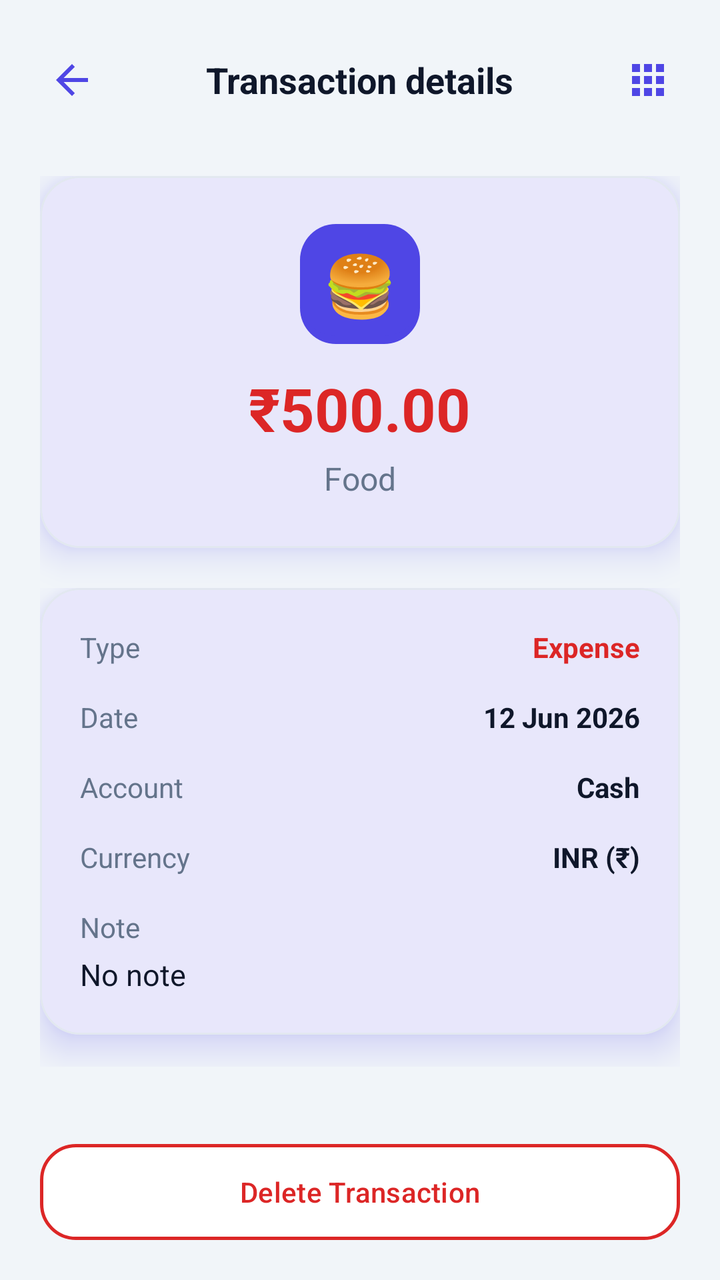
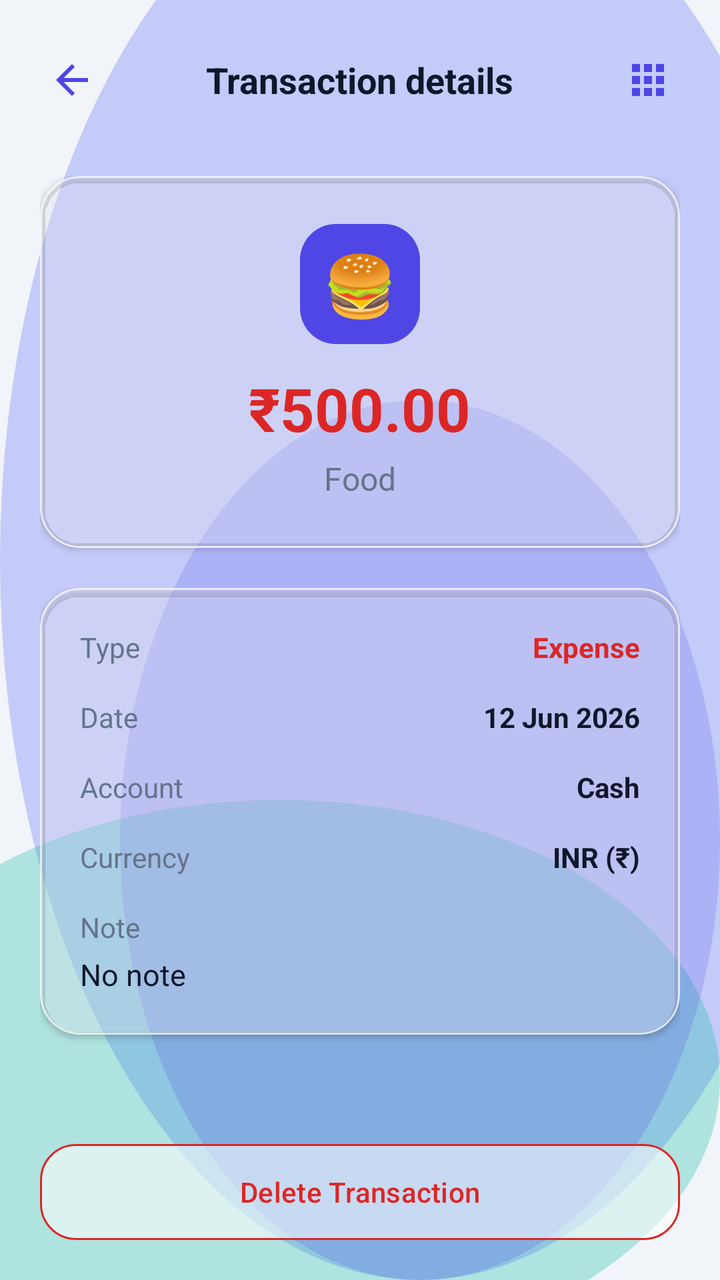

Compare the two renders of this Android layout. The source of the first and the diff that turns it into the second are given below.
<!-- AndroidManifest.xml: application theme Theme.MoneyLens -->
<!-- res/layout/activity_transaction_detail.xml -->
<?xml version="1.0" encoding="utf-8"?>
<androidx.constraintlayout.widget.ConstraintLayout xmlns:android="http://schemas.android.com/apk/res/android"
    xmlns:app="http://schemas.android.com/apk/res-auto"
    xmlns:tools="http://schemas.android.com/tools"
    android:layout_width="match_parent"
    android:layout_height="match_parent"
    android:background="@color/colorBackground">

    
    <RelativeLayout
        android:id="@+id/layoutAppBar"
        android:layout_width="match_parent"
        android:layout_height="56dp"
        android:layout_marginTop="12dp"
        android:paddingHorizontal="16dp"
        app:layout_constraintTop_toTopOf="parent">

        <ImageView
            android:id="@+id/btnBack"
            android:layout_width="40dp"
            android:layout_height="40dp"
            android:layout_centerVertical="true"
            android:padding="8dp"
            android:src="@drawable/ic_back"
            android:background="?attr/selectableItemBackgroundBorderless" />

        <TextView
            android:id="@+id/txtTitle"
            android:layout_width="wrap_content"
            android:layout_height="wrap_content"
            android:layout_centerInParent="true"
            android:text="@string/transaction_details"
            android:textColor="@color/colorTextPrimary"
            android:textSize="18sp"
            android:textStyle="bold" />

        <ImageView
            android:id="@+id/btnEditToggle"
            android:layout_width="40dp"
            android:layout_height="40dp"
            android:layout_alignParentEnd="true"
            android:layout_centerVertical="true"
            android:padding="8dp"
            android:src="@drawable/ic_more"
            android:background="?attr/selectableItemBackgroundBorderless" />
    </RelativeLayout>

    <androidx.core.widget.NestedScrollView
        android:layout_width="match_parent"
        android:layout_height="0dp"
        android:fillViewport="true"
        app:layout_constraintBottom_toTopOf="@+id/btnDelete"
        app:layout_constraintTop_toBottomOf="@+id/layoutAppBar">

        <LinearLayout
            android:layout_width="match_parent"
            android:layout_height="wrap_content"
            android:orientation="vertical"
            android:padding="20dp">

            
            <com.google.android.material.card.MaterialCardView
                style="@style/ClayCard"
                android:layout_width="match_parent"
                android:layout_height="wrap_content"
                android:layout_marginBottom="20dp">

                <LinearLayout
                    android:layout_width="match_parent"
                    android:layout_height="wrap_content"
                    android:gravity="center"
                    android:orientation="vertical"
                    android:padding="24dp">

                    <FrameLayout
                        android:id="@+id/layoutHeroIconFrame"
                        android:layout_width="60dp"
                        android:layout_height="60dp"
                        android:background="@drawable/bg_clay_button"
                        android:backgroundTint="@color/colorPrimary"
                        android:layout_marginBottom="12dp">

                        <TextView
                            android:id="@+id/txtHeroEmoji"
                            android:layout_width="wrap_content"
                            android:layout_height="wrap_content"
                            android:layout_gravity="center"
                            android:text="🍔"
                            android:textSize="30sp" />
                    </FrameLayout>

                    <TextView
                        android:id="@+id/txtHeroAmount"
                        android:layout_width="wrap_content"
                        android:layout_height="wrap_content"
                        android:text="₹500.00"
                        android:textColor="@color/colorDanger"
                        android:textSize="30sp"
                        android:textStyle="bold" />

                    <TextView
                        android:id="@+id/txtHeroCategory"
                        android:layout_width="wrap_content"
                        android:layout_height="wrap_content"
                        android:layout_marginTop="4dp"
                        android:text="Food"
                        android:textColor="@color/colorTextSecondary"
                        android:textSize="16sp" />
                </LinearLayout>
            </com.google.android.material.card.MaterialCardView>

            
            <LinearLayout
                android:id="@+id/layoutReadMode"
                android:layout_width="match_parent"
                android:layout_height="wrap_content"
                android:orientation="vertical">

                <com.google.android.material.card.MaterialCardView
                    style="@style/ClayCard"
                    android:layout_width="match_parent"
                    android:layout_height="wrap_content"
                    android:layout_marginBottom="16dp">

                    <LinearLayout
                        android:layout_width="match_parent"
                        android:layout_height="wrap_content"
                        android:orientation="vertical"
                        android:padding="20dp">

                        
                        <RelativeLayout
                            android:layout_width="match_parent"
                            android:layout_height="wrap_content"
                            android:layout_marginBottom="16dp">
                            <TextView
                                android:layout_width="wrap_content"
                                android:layout_height="wrap_content"
                                android:text="Type"
                                android:textColor="@color/colorTextSecondary" />
                            <TextView
                                android:id="@+id/txtDetailType"
                                android:layout_width="wrap_content"
                                android:layout_height="wrap_content"
                                android:layout_alignParentEnd="true"
                                android:text="Expense"
                                android:textColor="@color/colorDanger"
                                android:textStyle="bold" />
                        </RelativeLayout>

                        
                        <RelativeLayout
                            android:layout_width="match_parent"
                            android:layout_height="wrap_content"
                            android:layout_marginBottom="16dp">
                            <TextView
                                android:layout_width="wrap_content"
                                android:layout_height="wrap_content"
                                android:text="Date"
                                android:textColor="@color/colorTextSecondary" />
                            <TextView
                                android:id="@+id/txtDetailDate"
                                android:layout_width="wrap_content"
                                android:layout_height="wrap_content"
                                android:layout_alignParentEnd="true"
                                android:text="12 Jun 2026"
                                android:textColor="@color/colorTextPrimary"
                                android:textStyle="bold" />
                        </RelativeLayout>

                        
                        <RelativeLayout
                            android:layout_width="match_parent"
                            android:layout_height="wrap_content"
                            android:layout_marginBottom="16dp">
                            <TextView
                                android:layout_width="wrap_content"
                                android:layout_height="wrap_content"
                                android:text="Account"
                                android:textColor="@color/colorTextSecondary" />
                            <TextView
                                android:id="@+id/txtDetailAccount"
                                android:layout_width="wrap_content"
                                android:layout_height="wrap_content"
                                android:layout_alignParentEnd="true"
                                android:text="Cash"
                                android:textColor="@color/colorTextPrimary"
                                android:textStyle="bold" />
                        </RelativeLayout>

                        
                        <RelativeLayout
                            android:layout_width="match_parent"
                            android:layout_height="wrap_content"
                            android:layout_marginBottom="16dp">
                            <TextView
                                android:layout_width="wrap_content"
                                android:layout_height="wrap_content"
                                android:text="Currency"
                                android:textColor="@color/colorTextSecondary" />
                            <TextView
                                android:id="@+id/txtDetailCurrency"
                                android:layout_width="wrap_content"
                                android:layout_height="wrap_content"
                                android:layout_alignParentEnd="true"
                                android:text="INR (₹)"
                                android:textColor="@color/colorTextPrimary"
                                android:textStyle="bold" />
                        </RelativeLayout>

                        
                        <LinearLayout
                            android:id="@+id/layoutDiscountDetail"
                            android:layout_width="match_parent"
                            android:layout_height="wrap_content"
                            android:orientation="vertical"
                            android:visibility="gone">

                            <RelativeLayout
                                android:layout_width="match_parent"
                                android:layout_height="wrap_content"
                                android:layout_marginBottom="16dp">
                                <TextView
                                    android:layout_width="wrap_content"
                                    android:layout_height="wrap_content"
                                    android:text="@string/discount_detail_original"
                                    android:textColor="@color/colorTextSecondary" />
                                <TextView
                                    android:id="@+id/txtDetailOriginalAmount"
                                    android:layout_width="wrap_content"
                                    android:layout_height="wrap_content"
                                    android:layout_alignParentEnd="true"
                                    android:textColor="@color/colorTextSecondary"
                                    android:textStyle="bold" />
                            </RelativeLayout>

                            <RelativeLayout
                                android:layout_width="match_parent"
                                android:layout_height="wrap_content"
                                android:layout_marginBottom="16dp">
                                <TextView
                                    android:layout_width="wrap_content"
                                    android:layout_height="wrap_content"
                                    android:text="@string/discount_detail_saved"
                                    android:textColor="@color/colorTextSecondary" />
                                <TextView
                                    android:id="@+id/txtDetailDiscountAmount"
                                    android:layout_width="wrap_content"
                                    android:layout_height="wrap_content"
                                    android:layout_alignParentEnd="true"
                                    android:textColor="@color/colorSuccess"
                                    android:textStyle="bold" />
                            </RelativeLayout>
                        </LinearLayout>

                        
                        <LinearLayout
                            android:layout_width="match_parent"
                            android:layout_height="wrap_content"
                            android:orientation="vertical">
                            <TextView
                                android:layout_width="wrap_content"
                                android:layout_height="wrap_content"
                                android:text="Note"
                                android:textColor="@color/colorTextSecondary"
                                android:layout_marginBottom="4dp" />
                            <TextView
                                android:id="@+id/txtDetailNote"
                                android:layout_width="match_parent"
                                android:layout_height="wrap_content"
                                android:text="No note"
                                android:textColor="@color/colorTextPrimary"
                                android:textSize="15sp"
                                android:lineSpacingExtra="2dp" />
                        </LinearLayout>

                    </LinearLayout>
                </com.google.android.material.card.MaterialCardView>

            </LinearLayout>

            
            <LinearLayout
                android:id="@+id/layoutEditMode"
                android:layout_width="match_parent"
                android:layout_height="wrap_content"
                android:orientation="vertical"
                android:visibility="gone"
                tools:visibility="visible">

                
                <com.google.android.material.textfield.TextInputLayout
                    android:id="@+id/tilEditAmount"
                    style="@style/ClayInput"
                    android:layout_width="match_parent"
                    android:layout_height="wrap_content"
                    android:layout_marginBottom="16dp"
                    android:hint="Amount">
                    <com.google.android.material.textfield.TextInputEditText
                        android:id="@+id/etEditAmount"
                        android:layout_width="match_parent"
                        android:layout_height="wrap_content"
                        android:inputType="numberDecimal"
                        android:textColor="@color/colorTextPrimary" />
                </com.google.android.material.textfield.TextInputLayout>

                
                <TextView
                    android:layout_width="wrap_content"
                    android:layout_height="wrap_content"
                    android:layout_marginBottom="8dp"
                    android:text="Change Category"
                    android:textColor="@color/colorTextPrimary"
                    android:textStyle="bold" />

                <androidx.recyclerview.widget.RecyclerView
                    android:id="@+id/rvEditCategoryGrid"
                    android:layout_width="match_parent"
                    android:layout_height="wrap_content"
                    android:layout_marginBottom="16dp"
                    android:nestedScrollingEnabled="false"
                    app:layoutManager="androidx.recyclerview.widget.GridLayoutManager"
                    app:spanCount="4" />

                
                <com.google.android.material.textfield.TextInputLayout
                    android:id="@+id/tilEditNote"
                    style="@style/ClayInput"
                    android:layout_width="match_parent"
                    android:layout_height="wrap_content"
                    android:layout_marginBottom="16dp"
                    android:hint="@string/add_note">
                    <com.google.android.material.textfield.TextInputEditText
                        android:id="@+id/etEditNote"
                        android:layout_width="match_parent"
                        android:layout_height="wrap_content"
                        android:inputType="textShortMessage|textCapSentences"
                        android:textColor="@color/colorTextPrimary" />
                </com.google.android.material.textfield.TextInputLayout>

                
                <com.google.android.material.card.MaterialCardView
                    android:id="@+id/cardEditDatePicker"
                    style="@style/ClayCard"
                    android:layout_width="match_parent"
                    android:layout_height="wrap_content"
                    android:layout_marginBottom="16dp"
                    android:clickable="true"
                    android:focusable="true">
                    <RelativeLayout
                        android:layout_width="match_parent"
                        android:layout_height="wrap_content"
                        android:padding="16dp">
                        <ImageView
                            android:id="@+id/imgEditCalendarIcon"
                            android:layout_width="24dp"
                            android:layout_height="24dp"
                            android:src="@drawable/ic_calendar"
                            android:layout_centerVertical="true" />
                        <TextView
                            android:id="@+id/txtEditDate"
                            android:layout_width="wrap_content"
                            android:layout_height="wrap_content"
                            android:text="Select Date"
                            android:textColor="@color/colorTextPrimary"
                            android:textStyle="bold"
                            android:layout_toEndOf="@+id/imgEditCalendarIcon"
                            android:layout_marginStart="16dp"
                            android:layout_centerVertical="true"/>
                    </RelativeLayout>
                </com.google.android.material.card.MaterialCardView>

                
                <com.google.android.material.card.MaterialCardView
                    android:id="@+id/cardEditAccountSelector"
                    style="@style/ClayCard"
                    android:layout_width="match_parent"
                    android:layout_height="wrap_content"
                    android:layout_marginBottom="24dp"
                    android:clickable="true"
                    android:focusable="true">
                    <RelativeLayout
                        android:layout_width="match_parent"
                        android:layout_height="wrap_content"
                        android:padding="16dp">
                        <ImageView
                            android:id="@+id/imgEditWalletIcon"
                            android:layout_width="24dp"
                            android:layout_height="24dp"
                            android:src="@drawable/ic_wallet"
                            android:layout_centerVertical="true" />
                        <TextView
                            android:id="@+id/txtEditAccount"
                            android:layout_width="wrap_content"
                            android:layout_height="wrap_content"
                            android:text="Cash"
                            android:textColor="@color/colorTextPrimary"
                            android:textStyle="bold"
                            android:layout_toEndOf="@+id/imgEditWalletIcon"
                            android:layout_marginStart="16dp"
                            android:layout_centerVertical="true"/>
                    </RelativeLayout>
                </com.google.android.material.card.MaterialCardView>

            </LinearLayout>

        </LinearLayout>
    </androidx.core.widget.NestedScrollView>

    
    <com.google.android.material.button.MaterialButton
        android:id="@+id/btnDelete"
        style="@style/ClayButtonSecondary"
        android:layout_width="match_parent"
        android:layout_height="wrap_content"
        android:layout_margin="20dp"
        android:text="Delete Transaction"
        android:textColor="@color/colorDanger"
        app:strokeColor="@color/colorDanger"
        app:layout_constraintBottom_toBottomOf="parent"
        app:layout_constraintEnd_toEndOf="parent"
        app:layout_constraintStart_toStartOf="parent" />

    
    <FrameLayout
        android:id="@+id/loaderOverlay"
        android:layout_width="match_parent"
        android:layout_height="match_parent"
        android:background="@color/colorScrim"
        android:visibility="gone"
        app:layout_constraintBottom_toBottomOf="parent"
        app:layout_constraintEnd_toEndOf="parent"
        app:layout_constraintStart_toStartOf="parent"
        app:layout_constraintTop_toTopOf="parent">

        <ProgressBar
            android:layout_width="wrap_content"
            android:layout_height="wrap_content"
            android:layout_gravity="center"
            android:indeterminateTint="@color/colorPrimary" />
    </FrameLayout>

</androidx.constraintlayout.widget.ConstraintLayout>
<!-- resources referenced by this layout -->
<resources>
  <!-- drawable bg_clay_button (drawable) -->
  <?xml version="1.0" encoding="utf-8"?>
  <ripple xmlns:android="http://schemas.android.com/apk/res/android"
      android:color="@color/colorPrimaryDark">
  
      <item android:id="@android:id/background">
          <layer-list>
              
              <item android:top="4dp">
                  <shape android:shape="rectangle">
                      <solid android:color="@color/colorPrimaryShadow" />
                      <corners android:radius="18dp" />
                  </shape>
              </item>
              
              <item android:bottom="4dp">
                  <shape android:shape="rectangle">
                      <solid android:color="@color/colorPrimary" />
                      <corners android:radius="18dp" />
                  </shape>
              </item>
          </layer-list>
      </item>
  
      <item android:id="@android:id/mask">
          <shape android:shape="rectangle">
              <solid android:color="#FFFFFFFF" />
              <corners android:radius="18dp" />
          </shape>
      </item>
  </ripple>
  <style name="ClayButtonSecondary" parent="Widget.Material3.Button.OutlinedButton">
          <item name="cornerRadius">@dimen/clay_button_radius</item>
          <item name="android:paddingVertical">14dp</item>
          <item name="backgroundTint">@color/colorSurface</item>
          <item name="android:textColor">@color/colorPrimary</item>
          <item name="strokeColor">@color/colorPrimary</item>
          <item name="strokeWidth">1.5dp</item>
          <item name="android:insetTop">0dp</item>
          <item name="android:insetBottom">0dp</item>
      </style>
  <style name="ClayCard" parent="Widget.Material3.CardView.Elevated">
          <item name="cardCornerRadius">@dimen/clay_card_radius</item>
          <item name="cardElevation">10dp</item>
          <item name="android:stateListAnimator">@null</item>
          <item name="strokeColor">@color/colorCardBorder</item>
          <item name="strokeWidth">1dp</item>
          <item name="cardBackgroundColor">@color/colorSurface</item>
          <item name="android:outlineSpotShadowColor" tools:targetApi="p">@color/colorPrimary</item>
          <item name="android:outlineAmbientShadowColor" tools:targetApi="p">@color/colorPrimary</item>
      </style>
  <style name="ClayInput" parent="Widget.Material3.TextInputLayout.OutlinedBox">
          <item name="boxCornerRadiusTopStart">@dimen/clay_input_radius</item>
          <item name="boxCornerRadiusTopEnd">@dimen/clay_input_radius</item>
          <item name="boxCornerRadiusBottomStart">@dimen/clay_input_radius</item>
          <item name="boxCornerRadiusBottomEnd">@dimen/clay_input_radius</item>
          <item name="boxStrokeColor">@color/colorCardBorder</item>
          <item name="boxStrokeWidth">1.5dp</item>
          <item name="boxStrokeWidthFocused">2.5dp</item>
          <item name="boxBackgroundColor">@color/colorSurface</item>
          <item name="hintTextColor">@color/colorPrimary</item>
      </style>
  <color name="colorPrimaryShadow">#3730A3</color>
  <color name="colorCardBorder">#E2E8F0</color>
  <style name="Base.Theme.MoneyLens" parent="Theme.Material3.Light.NoActionBar">
          
          <item name="colorPrimary">@color/colorPrimary</item>
          <item name="colorOnPrimary">@color/colorOnPrimary</item>
          <item name="colorSecondary">@color/colorSecondary</item>
          <item name="colorError">@color/colorDanger</item>
          <item name="android:windowBackground">@color/colorBackground</item>
          <item name="colorSurface">@color/colorSurface</item>
          <item name="android:colorBackground">@color/colorBackground</item>
          <item name="colorOnSurface">@color/colorTextPrimary</item>
  
          
          <item name="android:statusBarColor">@color/colorBackground</item>
          <item name="android:windowLightStatusBar" tools:targetApi="m">true</item>
          <item name="android:navigationBarColor">@color/colorBackground</item>
      </style>
  <!-- unchanged entries left out for length: 23 -->
</resources>

<!-- the commit's change to res/layout/activity_transaction_detail.xml (unified diff, before → after) -->
@@ -4,7 +4,7 @@
     xmlns:tools="http://schemas.android.com/tools"
     android:layout_width="match_parent"
     android:layout_height="match_parent"
-    android:background="@color/colorBackground">
+    android:background="@drawable/bg_mesh_gradient">
 
     
     <RelativeLayout
<!-- resource entries referenced after the edit -->
@@ -6,22 +6,10 @@
       android:color="@color/colorPrimaryDark">
   
       <item android:id="@android:id/background">
-          <layer-list>
-              
-              <item android:top="4dp">
-                  <shape android:shape="rectangle">
-                      <solid android:color="@color/colorPrimaryShadow" />
-                      <corners android:radius="18dp" />
-                  </shape>
-              </item>
-              
-              <item android:bottom="4dp">
-                  <shape android:shape="rectangle">
-                      <solid android:color="@color/colorPrimary" />
-                      <corners android:radius="18dp" />
-                  </shape>
-              </item>
-          </layer-list>
+          <shape android:shape="rectangle">
+              <solid android:color="@color/colorPrimary" />
+              <corners android:radius="18dp" />
+          </shape>
       </item>
   
       <item android:id="@android:id/mask">
@@ -31,41 +19,74 @@
           </shape>
       </item>
   </ripple>
+  <!-- drawable bg_mesh_gradient (drawable) -->
+  <?xml version="1.0" encoding="utf-8"?>
+  <layer-list xmlns:android="http://schemas.android.com/apk/res/android">
+      
+      <item>
+          <shape android:shape="rectangle">
+              <solid android:color="@color/colorBackground" />
+          </shape>
+      </item>
+      
+      <item android:top="-80dp" android:right="-60dp">
+          <shape android:shape="oval">
+              <solid android:color="@color/glassMeshOrb1" />
+              <size android:width="280dp" android:height="280dp" />
+          </shape>
+      </item>
+      
+      <item android:bottom="-40dp" android:left="-80dp" android:top="400dp">
+          <shape android:shape="oval">
+              <solid android:color="@color/glassMeshOrb2" />
+              <size android:width="240dp" android:height="240dp" />
+          </shape>
+      </item>
+      
+      <item android:top="200dp" android:left="60dp">
+          <shape android:shape="oval">
+              <solid android:color="@color/glassMeshOrb3" />
+              <size android:width="200dp" android:height="200dp" />
+          </shape>
+      </item>
+  </layer-list>
   <style name="ClayButtonSecondary" parent="Widget.Material3.Button.OutlinedButton">
           <item name="cornerRadius">@dimen/clay_button_radius</item>
           <item name="android:paddingVertical">14dp</item>
-          <item name="backgroundTint">@color/colorSurface</item>
+          <item name="backgroundTint">@color/glassCardBg</item>
           <item name="android:textColor">@color/colorPrimary</item>
-          <item name="strokeColor">@color/colorPrimary</item>
-          <item name="strokeWidth">1.5dp</item>
+          <item name="strokeColor">@color/glassCardBorder</item>
+          <item name="strokeWidth">1dp</item>
           <item name="android:insetTop">0dp</item>
           <item name="android:insetBottom">0dp</item>
       </style>
   <style name="ClayCard" parent="Widget.Material3.CardView.Elevated">
           <item name="cardCornerRadius">@dimen/clay_card_radius</item>
-          <item name="cardElevation">10dp</item>
+          <item name="cardElevation">2dp</item>
           <item name="android:stateListAnimator">@null</item>
-          <item name="strokeColor">@color/colorCardBorder</item>
+          <item name="strokeColor">@color/glassCardBorder</item>
           <item name="strokeWidth">1dp</item>
-          <item name="cardBackgroundColor">@color/colorSurface</item>
-          <item name="android:outlineSpotShadowColor" tools:targetApi="p">@color/colorPrimary</item>
-          <item name="android:outlineAmbientShadowColor" tools:targetApi="p">@color/colorPrimary</item>
+          <item name="cardBackgroundColor">@color/glassCardBg</item>
       </style>
   <style name="ClayInput" parent="Widget.Material3.TextInputLayout.OutlinedBox">
           <item name="boxCornerRadiusTopStart">@dimen/clay_input_radius</item>
           <item name="boxCornerRadiusTopEnd">@dimen/clay_input_radius</item>
           <item name="boxCornerRadiusBottomStart">@dimen/clay_input_radius</item>
           <item name="boxCornerRadiusBottomEnd">@dimen/clay_input_radius</item>
-          <item name="boxStrokeColor">@color/colorCardBorder</item>
-          <item name="boxStrokeWidth">1.5dp</item>
-          <item name="boxStrokeWidthFocused">2.5dp</item>
-          <item name="boxBackgroundColor">@color/colorSurface</item>
+          <item name="boxStrokeColor">@color/glassInputBorder</item>
+          <item name="boxStrokeWidth">1dp</item>
+          <item name="boxStrokeWidthFocused">2dp</item>
+          <item name="boxBackgroundColor">@color/glassInputBg</item>
           <item name="hintTextColor">@color/colorPrimary</item>
       </style>
-  <color name="colorPrimaryShadow">#3730A3</color>
-  <color name="colorCardBorder">#E2E8F0</color>
+  <color name="glassMeshOrb1">#66818CF8</color>
+  <color name="glassMeshOrb2">#4D14B8A6</color>
+  <color name="glassMeshOrb3">#334F46E5</color>
+  <color name="glassCardBg">#8CFFFFFF</color>
+  <color name="glassCardBorder">#B3FFFFFF</color>
+  <color name="glassInputBorder">#A6FFFFFF</color>
+  <color name="glassInputBg">#80FFFFFF</color>
   <style name="Base.Theme.MoneyLens" parent="Theme.Material3.Light.NoActionBar">
-          
           <item name="colorPrimary">@color/colorPrimary</item>
           <item name="colorOnPrimary">@color/colorOnPrimary</item>
           <item name="colorSecondary">@color/colorSecondary</item>
@@ -76,9 +97,10 @@
           <item name="colorOnSurface">@color/colorTextPrimary</item>
   
           
-          <item name="android:statusBarColor">@color/colorBackground</item>
+          <item name="android:statusBarColor">@android:color/transparent</item>
           <item name="android:windowLightStatusBar" tools:targetApi="m">true</item>
-          <item name="android:navigationBarColor">@color/colorBackground</item>
+          <item name="android:navigationBarColor">@android:color/transparent</item>
+          <item name="android:windowDrawsSystemBarBackgrounds">true</item>
       </style>
   <!-- unchanged entries left out for length: 23 -->
 </resources>
